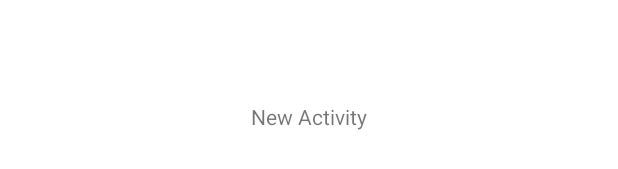
After one commit to BenCShep/App1-CS4530, an Android app: the layout new_activity.xml on its own in the app's theme, with its tools: preview values and no code run, on a phone screen of 412 x 824 dp. The commit adds this screen. Shown: the part 501-670 px from the top of the screen. Run offline under Robolectric (Android 15) with nearby library versions, the phone set to English and light mode, and no system bars.

Commit message:
Finished Functionality of the App

```diff
--- a/app/src/main/AndroidManifest.xml
+++ b/app/src/main/AndroidManifest.xml
@@ -20,6 +20,7 @@
                 <category android:name="android.intent.category.LAUNCHER" />
             </intent-filter>
         </activity>
+        <activity android:name=".NewActivity"></activity>
     </application>
 
 </manifest>
--- /dev/null
+++ b/app/src/main/res/layout/new_activity.xml
@@ -0,0 +1,15 @@
+<?xml version="1.0" encoding="utf-8"?>
+<LinearLayout
+    xmlns:android="http://schemas.android.com/apk/res/android"
+    xmlns:tools="http://schemas.android.com/tools"
+    android:layout_width="match_parent"
+    android:layout_height="match_parent"
+    android:gravity="center">
+
+    <TextView
+        android:id="@+id/textView"
+        android:layout_width="wrap_content"
+        android:layout_height="wrap_content"
+        android:text="New Activity" />
+
+</LinearLayout>
```
Also changed, not shown: app/src/main/java/com/example/app1_cs4530/MainActivity.kt (+68 -0 lines), app/src/main/java/com/example/app1_cs4530/NewActivity.kt (added, +18 -0 lines), app/src/main/res/layout/activity_main.xml (+14 -3 lines).
